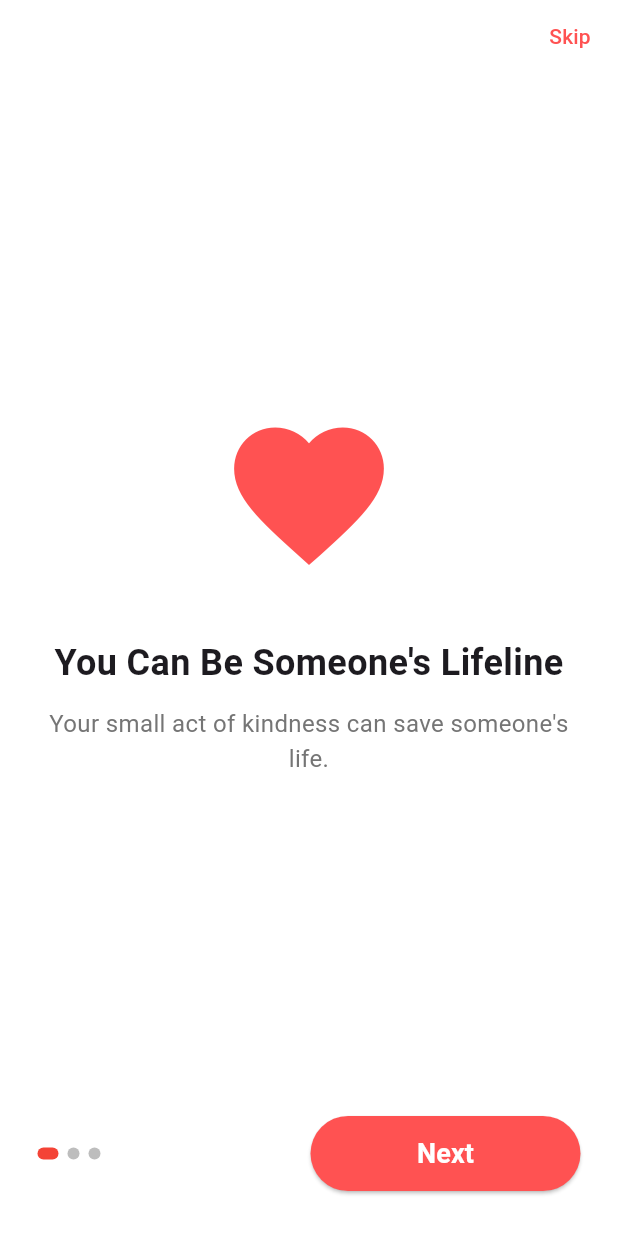
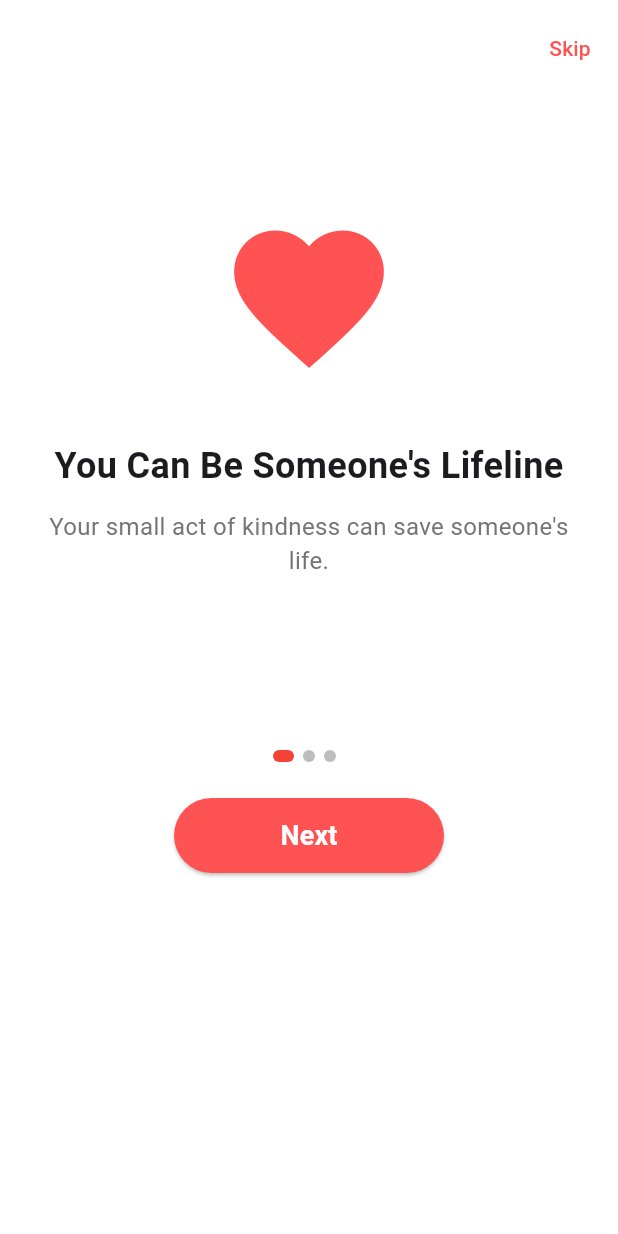
Before and after one commit to Unika1/lifelink, a Flutter app: the screen it shows after launch, on a phone screen of 412 x 824 dp. Run offline on Flutter 3.47's test engine with Material 3 defaults, Android fonts, the phone set to English and light mode, and no system bars.

Commit message:
Errors solved

```diff
--- a/lib/screens/onboarding_screen.dart
+++ b/lib/screens/onboarding_screen.dart
@@ -1,5 +1,7 @@
 import 'package:flutter/material.dart';
 import 'package:lifelink/models/onboard_item.dart';
+import 'package:lifelink/screens/login_screen.dart';
+import 'package:lifelink/screens/register_screen.dart';
 import 'package:lifelink/widgets/my_button.dart';
 
 class OnboardingScreen extends StatefulWidget {
@@ -10,14 +12,14 @@ class OnboardingScreen extends StatefulWidget {
 }
 
 class _OnboardingScreenState extends State<OnboardingScreen> {
-  final PageController _pageController=PageController();
-  int _currentPage=0;
+  final PageController _pageController = PageController();
+  int _currentPage = 0;
 
-  final List<OnboardItem>pages=const[
+  final List<OnboardItem> pages = const [
     OnboardItem(
-      title:"You Can Be Someone's Lifeline",
+      title: "You Can Be Someone's Lifeline",
       icon: Icons.favorite,
-      subtitle: "Your small act of kindness can save someone's life."
+      subtitle: "Your small act of kindness can save someone's life.",
     ),
     OnboardItem(
       title: "Find Donors Nearby",
@@ -27,59 +29,68 @@ class _OnboardingScreenState extends State<OnboardingScreen> {
     OnboardItem(
       icon: Icons.emergency_share,
       title: "Emergency Request",
-      subtitle: "Request instantly and get urgent help faster."
+      subtitle: "Request instantly and get urgent help faster.",
     ),
   ];
+
   void _nextPage() {
     if (_currentPage < pages.length - 1) {
       _pageController.nextPage(
         duration: const Duration(milliseconds: 400),
         curve: Curves.easeInOut,
       );
-    } else {
-      _finishOnboarding();
     }
   }
-  void _finishOnboarding(){
-        // later: navigate to LoginScreen()
-        // Navigator.pushReplacement(
-        //   context,
-        //   MaterialPageRoute(builder: (_) => const LoginScreen()),
-        // );
-  }
+
   @override
   void dispose() {
     _pageController.dispose();
     super.dispose();
   }
+
   @override
   Widget build(BuildContext context) {
+    final size = MediaQuery.of(context).size;
+
     return Scaffold(
       backgroundColor: Colors.white,
-      body:SafeArea(
+      body: SafeArea(
+        child: SingleChildScrollView(
+          child: Padding(
+            padding: const EdgeInsets.fromLTRB(0, 8, 0, 24),
             child: Column(
               children: [
                 Align(
                   alignment: Alignment.centerRight,
-              child: TextButton(onPressed: _finishOnboarding, child: const Text(
+                  child: TextButton(
+                    onPressed: () {
+                      Navigator.pushReplacement(
+                        context,
+                        MaterialPageRoute(
+                          builder: (_) => const LoginScreen(),
+                        ),
+                      );
+                    },
+                    child: const Text(
                       "Skip",
-                style:TextStyle(color:Colors.redAccent),
+                      style: TextStyle(color: Colors.redAccent),
                     ),
                   ),
                 ),
-            Expanded(
-              flex:4,
-              child:PageView.builder(
+                SizedBox(
+                  height: size.height * 0.5,
+                  child: PageView.builder(
                     controller: _pageController,
                     itemCount: pages.length,
-                onPageChanged: (index){
+                    onPageChanged: (index) {
                       setState(() {
-                  _currentPage=index;
+                        _currentPage = index;
                       });
                     },
-              itemBuilder: (context,index) {
-                final item=pages[index];
-                return Padding(padding: const EdgeInsets.symmetric(horizontal:30),
+                    itemBuilder: (context, index) {
+                      final item = pages[index];
+                      return Padding(
+                        padding: const EdgeInsets.symmetric(horizontal: 30),
                         child: Column(
                           mainAxisAlignment: MainAxisAlignment.center,
                           children: [
@@ -92,15 +103,16 @@ class _OnboardingScreenState extends State<OnboardingScreen> {
                             Text(
                               item.title,
                               textAlign: TextAlign.center,
-                        style:const TextStyle(
+                              style: const TextStyle(
                                 fontSize: 24,
                                 fontWeight: FontWeight.bold,
                               ),
                             ),
                             const SizedBox(height: 12),
-                      Text(item.subtitle,
-                      textAlign:TextAlign.center,
-                      style:TextStyle(
+                            Text(
+                              item.subtitle,
+                              textAlign: TextAlign.center,
+                              style: TextStyle(
                                 fontSize: 16,
                                 color: Colors.grey.shade600,
                               ),
@@ -111,11 +123,13 @@ class _OnboardingScreenState extends State<OnboardingScreen> {
                     },
                   ),
                 ),
+                const SizedBox(height: 32),
                 Padding(
-              padding: const EdgeInsets.fromLTRB(25, 5, 25, 30),
-              child: Row(
+                  padding: const EdgeInsets.symmetric(horizontal: 25),
+                  child: Column(
                     children: [
                       Row(
+                        mainAxisAlignment: MainAxisAlignment.center,
                         children: List.generate(
                           pages.length,
                           (index) => AnimatedContainer(
@@ -132,21 +146,70 @@ class _OnboardingScreenState extends State<OnboardingScreen> {
                           ),
                         ),
                       ),
-              const Spacer(),
+                      const SizedBox(height: 24),
+                      if (_currentPage != pages.length - 1)
                         SizedBox(
                           width: 180,
                           child: MyButton(
-                  text: _currentPage==pages.length-1 ? "Get Started":"Next",
+                            text: "Next",
                             color: Colors.redAccent,
                             onPressed: _nextPage,
                           ),
+                        )
+                      else ...[
+                        SizedBox(
+                          width: double.infinity,
+                          child: OutlinedButton(
+                            onPressed: () {
+                              Navigator.pushReplacement(
+                                context,
+                                MaterialPageRoute(
+                                  builder: (_) => const LoginScreen(),
                                 ),
+                              );
+                            },
+                            style: OutlinedButton.styleFrom(
+                              side: const BorderSide(color: Colors.redAccent),
+                              shape: RoundedRectangleBorder(
+                                borderRadius: BorderRadius.circular(25),
+                              ),
+                              padding:
+                                  const EdgeInsets.symmetric(vertical: 14),
+                            ),
+                            child: const Text(
+                              "Login",
+                              style: TextStyle(
+                                color: Colors.redAccent,
+                                fontWeight: FontWeight.w600,
+                              ),
+                            ),
+                          ),
+                        ),
+                        const SizedBox(height: 12),
+                        SizedBox(
+                          width: double.infinity,
+                          child: MyButton(
+                            text: "Create Account",
+                            color: Colors.redAccent,
+                            onPressed: () {
+                              Navigator.pushReplacement(
+                                context,
+                                MaterialPageRoute(
+                                  builder: (_) => const RegisterScreen(),
+                                ),
+                              );
+                            },
+                          ),
+                        ),
+                      ],
                     ],
                   ),
                 ),
               ],
             ),
           ),
+        ),
+      ),
     );
   }
 }
--- a/lib/screens/splash_screen.dart
+++ b/lib/screens/splash_screen.dart
@@ -12,7 +12,7 @@ class _SplashScreenState extends State<SplashScreen> {
   @override
   void initState(){
     super.initState();
-    Future.delayed(const Duration(seconds:2),(){
+    Future.delayed(const Duration(seconds:4),(){
     Navigator.pushReplacement(
     context,
     MaterialPageRoute(builder:(_)=>const OnboardingScreen()),
--- a/lib/widgets/my_button.dart
+++ b/lib/widgets/my_button.dart
@@ -16,7 +16,6 @@ class MyButton extends StatelessWidget {
   @override
   Widget build(BuildContext context) {
     return SizedBox(
-      width: double.infinity,
       height: 50,
       child: ElevatedButton(
         onPressed: onPressed,
```
Also changed, not shown: lib/screens/home_screen.dart (added, +18 -0 lines), assets/images/LifeLink1.png (added). Lines whose indentation alone changed are shown as unchanged.
